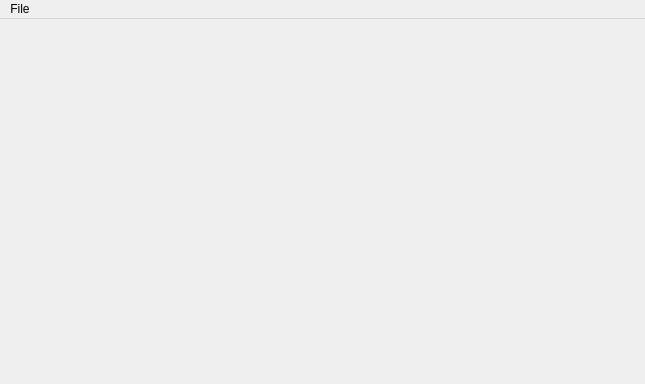
Above: mainwindow.ui from mt0982/QVideoProcessing before the change. Below: the same form after it.
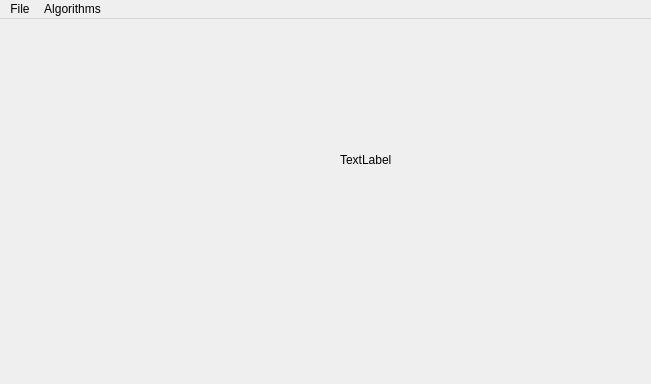
That is the form after the change.

```diff
--- a/mainwindow.ui
+++ b/mainwindow.ui
@@ -6,7 +6,7 @@
    <rect>
     <x>0</x>
     <y>0</y>
-    <width>645</width>
+    <width>651</width>
     <height>384</height>
    </rect>
   </property>
@@ -14,18 +14,36 @@
    <string>MainWindow</string>
   </property>
   <widget class="QWidget" name="centralWidget">
-   <layout class="QGridLayout" name="gridLayout">
-    <item row="0" column="0">
-     <widget class="QWidget" name="widget" native="true"/>
-    </item>
-   </layout>
+   <widget class="QWidget" name="widget" native="true">
+    <property name="geometry">
+     <rect>
+      <x>9</x>
+      <y>9</y>
+      <width>281</width>
+      <height>346</height>
+     </rect>
+    </property>
+   </widget>
+   <widget class="QLabel" name="label">
+    <property name="geometry">
+     <rect>
+      <x>340</x>
+      <y>50</y>
+      <width>191</width>
+      <height>181</height>
+     </rect>
+    </property>
+    <property name="text">
+     <string>TextLabel</string>
+    </property>
+   </widget>
   </widget>
   <widget class="QMenuBar" name="menuBar">
    <property name="geometry">
     <rect>
      <x>0</x>
      <y>0</y>
-     <width>645</width>
+     <width>651</width>
      <height>20</height>
     </rect>
    </property>
@@ -35,7 +53,14 @@
     </property>
     <addaction name="actionOpen"/>
    </widget>
+   <widget class="QMenu" name="menuAlgorithms">
+    <property name="title">
+     <string>Algorithms</string>
+    </property>
+    <addaction name="actionDeinterlacing"/>
+   </widget>
    <addaction name="menuFile"/>
+   <addaction name="menuAlgorithms"/>
   </widget>
   <action name="actionOpen">
    <property name="text">
```
Left out of the diff: 8 changed lines with no effect on the pictures.
